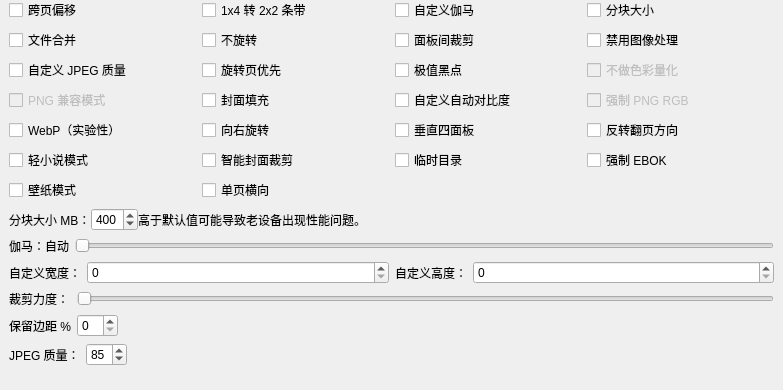
mengmengma0104/kcc, file gui/KCC.ui: the form before one commit; both pictures show x 0 to 783 and y 431 to 821 of the 783 by 821 pixel window.
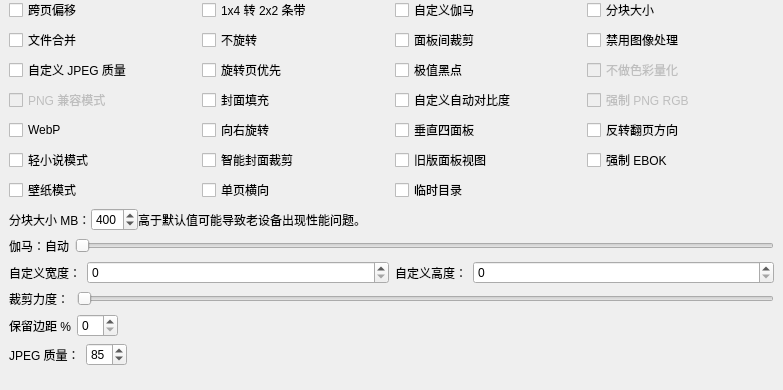
The form after the commit. Icons and pictures are not drawn.

What changed in the file:
```diff
--- a/gui/KCC.ui
+++ b/gui/KCC.ui
@@ -419,16 +419,6 @@
          </property>
         </widget>
        </item>
-       <item row="10" column="2">
-        <widget class="QCheckBox" name="tempDirBox">
-         <property name="toolTip">
-          <string>&lt;html&gt;&lt;head/&gt;&lt;body&gt;&lt;p&gt;&lt;span style=" font-weight:600; text-decoration: underline;"&gt;未勾选 - 主硬盘&lt;br/&gt;&lt;/span&gt;在系统主硬盘上使用专用临时目录。&lt;/p&gt;&lt;p&gt;&lt;span style=" font-weight:600; text-decoration: underline;"&gt;勾选 - 源文件所在盘&lt;br/&gt;&lt;/span&gt;在源文件所在磁盘创建临时目录。&lt;/p&gt;&lt;/body&gt;&lt;/html&gt;</string>
-         </property>
-         <property name="text">
-          <string>临时目录</string>
-         </property>
-        </widget>
-       </item>
        <item row="6" column="3">
         <widget class="QCheckBox" name="disableProcessingBox">
          <property name="toolTip">
@@ -838,7 +828,7 @@
 对 Kindle 的 EPUB/MOBI 以及所有 PDF 无效。</string>
          </property>
          <property name="text">
-          <string>WebP（实验性）</string>
+          <string>WebP</string>
          </property>
         </widget>
        </item>
@@ -984,6 +974,28 @@
          </property>
         </widget>
        </item>
+       <item row="11" column="2">
+        <widget class="QCheckBox" name="tempDirBox">
+         <property name="toolTip">
+          <string>&lt;html&gt;&lt;head/&gt;&lt;body&gt;&lt;p&gt;&lt;span style=" font-weight:600; text-decoration: underline;"&gt;未勾选 - 主硬盘&lt;br/&gt;&lt;/span&gt;在系统主硬盘上使用专用临时目录。&lt;/p&gt;&lt;p&gt;&lt;span style=" font-weight:600; text-decoration: underline;"&gt;勾选 - 源文件所在盘&lt;br/&gt;&lt;/span&gt;在源文件所在磁盘创建临时目录。&lt;/p&gt;&lt;/body&gt;&lt;/html&gt;</string>
+         </property>
+         <property name="text">
+          <string>临时目录</string>
+         </property>
+        </widget>
+       </item>
+       <item row="10" column="2">
+        <widget class="QCheckBox" name="legacyPanelViewBox">
+         <property name="toolTip">
+          <string>使用 KCC 6 的旧版面板视图方式。
+
+在固件 5.19.2（回退前）和 5.19.3+ 上基本可用</string>
+         </property>
+         <property name="text">
+          <string>旧版面板视图</string>
+         </property>
+        </widget>
+       </item>
       </layout>
      </widget>
     </item>
```
Left out of the diff: 6 changed lines with no effect on the pictures.
